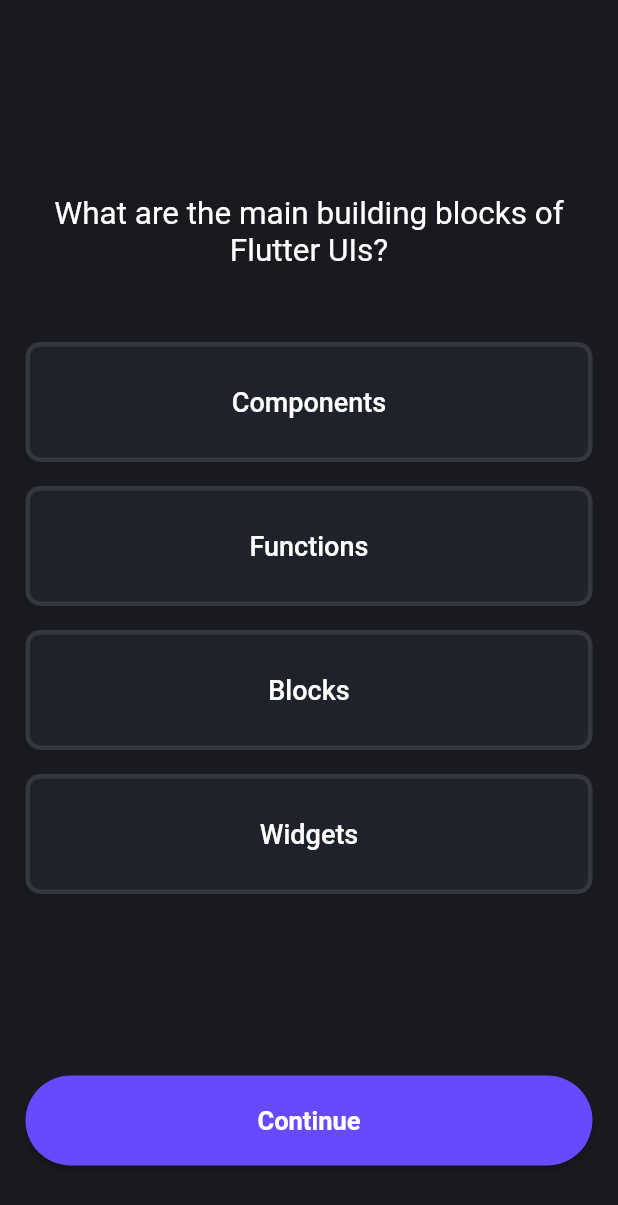
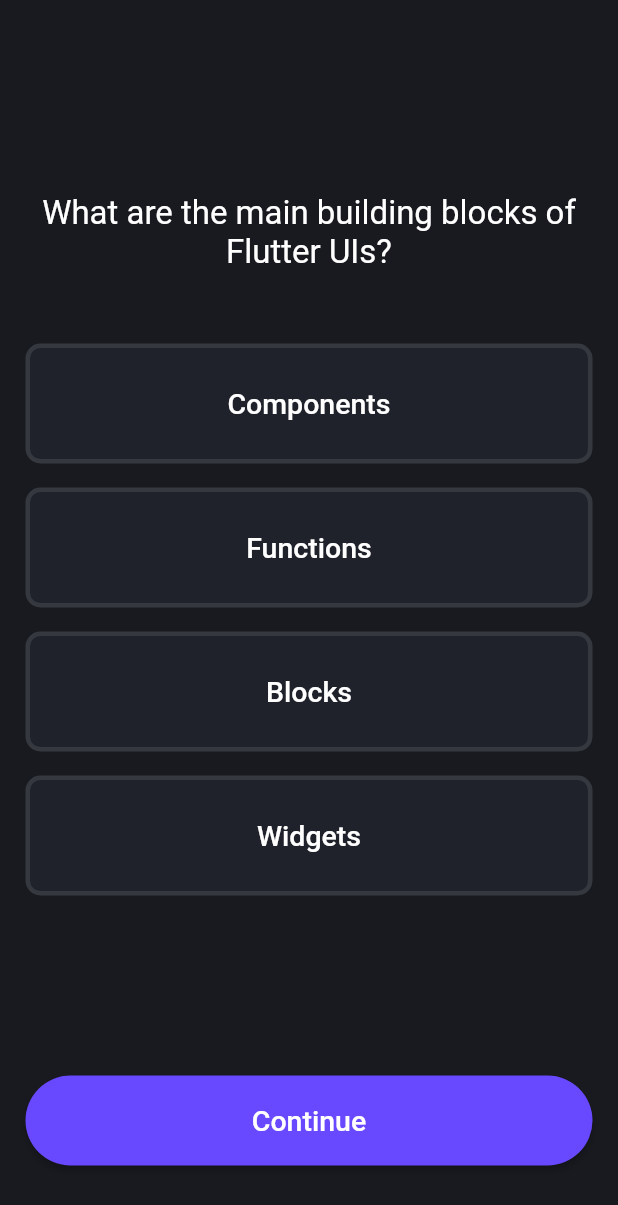
Before and after one commit to nabilmersni/Quiz_Flutter_App, a Flutter app: the screen it shows after launch, after a tap on "GET STARTED", on a phone screen of 412 x 824 dp. Shown: the top 1205 px of the screen. Run offline on Flutter 3.47's test engine with Material 2 defaults, Android fonts, the phone set to English and light mode, and no system bars; our stand-ins replace google_fonts, lottie.

Commit message:
completing the result screen and logic

```diff
--- a/lib/answer_item.dart
+++ b/lib/answer_item.dart
@@ -1,4 +1,5 @@
 import 'package:flutter/material.dart';
+import 'package:google_fonts/google_fonts.dart';
 
 class AnswerItem extends StatefulWidget {
   const AnswerItem({
@@ -25,10 +26,12 @@ class _AnswerItemState extends State<AnswerItem> {
       child: ListTile(
         title: Text(
           widget.answerText,
-          style: const TextStyle(
-            color: Colors.white,
-            fontSize: 18,
-            fontWeight: FontWeight.w500,
+          style: GoogleFonts.tiltNeon(
+            textStyle: const TextStyle(
+              color: Colors.white,
+              fontSize: 19,
+              fontWeight: FontWeight.w500,
+            ),
           ),
           textAlign: TextAlign.center,
         ),
--- a/lib/home_page.dart
+++ b/lib/home_page.dart
@@ -1,5 +1,6 @@
 import 'package:flutter/material.dart';
 import 'package:lottie/lottie.dart';
+import 'package:google_fonts/google_fonts.dart';
 
 class HomePage extends StatelessWidget {
   const HomePage(this.switchScreen, {super.key});
@@ -22,11 +23,13 @@ class HomePage extends StatelessWidget {
                 width: 300,
                 height: 300,
               ),
-              const Text(
+              Text(
                 'Learn flutter whenever and wherever you want. It\'s free and forever',
-                style: TextStyle(
-                  color: Colors.white,
-                  fontSize: 17,
+                style: GoogleFonts.tiltNeon(
+                  textStyle: const TextStyle(
+                    color: Colors.white,
+                    fontSize: 19,
+                  ),
                 ),
                 textAlign: TextAlign.center,
               ),
@@ -44,7 +47,15 @@ class HomePage extends StatelessWidget {
                 // padding: const EdgeInsets.fromLTRB(20, 25, 20, 25),
                 minimumSize: const Size.fromHeight(50)),
             icon: const Icon(Icons.arrow_right_alt),
-            label: const Text('GET STARTED'),
+            label: Text(
+              'GET STARTED',
+              style: GoogleFonts.tiltNeon(
+                textStyle: const TextStyle(
+                  color: Colors.white,
+                  fontSize: 19,
+                ),
+              ),
+            ),
           )
         ],
       ),
--- a/lib/questions_screen.dart
+++ b/lib/questions_screen.dart
@@ -1,9 +1,11 @@
 import 'package:flutter/material.dart';
+import 'package:google_fonts/google_fonts.dart';
 import 'package:quiz_app/answer_item.dart';
 import 'package:quiz_app/data/questions.dart';
 
 class QuestionsScreen extends StatefulWidget {
-  const QuestionsScreen({super.key});
+  const QuestionsScreen(this.chooseAnswer, {super.key});
+  final void Function(String answerSelected) chooseAnswer;
   @override
   State<StatefulWidget> createState() {
     return _QuestionsScreenState();
@@ -15,6 +17,7 @@ class _QuestionsScreenState extends State<QuestionsScreen> {
   List<bool> answerSelections = [];
   String currentAnswer = "";
   List<String> shufledList = [];
+  bool isSelected = false;
 
   @override
   void initState() {
@@ -27,26 +30,26 @@ class _QuestionsScreenState extends State<QuestionsScreen> {
 
   void onAnswerTap(int index, String answer) {
     setState(() {
+      isSelected = true;
       answerSelections = List<bool>.filled(
           questions[currentQuestionIndex].answers.length, false);
-      if (currentQuestionIndex <
-          questions[currentQuestionIndex].answers.length) {
-        currentQuestionIndex++;
-        shufledList = questions[currentQuestionIndex].getShuffledAnswer();
-      }
+      answerSelections[index] = !answerSelections[index];
+      currentAnswer = answer;
     });
   }
 
   void onContinueClicked() {
+    if (isSelected) {
+      widget.chooseAnswer(currentAnswer);
       setState(() {
         answerSelections = List<bool>.filled(
             questions[currentQuestionIndex].answers.length, false);
-      if (currentQuestionIndex <
-          questions[currentQuestionIndex].answers.length) {
+
         currentQuestionIndex++;
         shufledList = questions[currentQuestionIndex].getShuffledAnswer();
+      });
     }
-    });
+    isSelected = false;
   }
 
   @override
@@ -63,9 +66,11 @@ class _QuestionsScreenState extends State<QuestionsScreen> {
           ),
           Text(
             questions[currentQuestionIndex].text,
-            style: const TextStyle(
+            style: GoogleFonts.tiltNeon(
+              textStyle: const TextStyle(
                 color: Colors.white,
-              fontSize: 21,
+                fontSize: 22,
+              ),
             ),
             textAlign: TextAlign.center,
           ),
@@ -99,10 +104,14 @@ class _QuestionsScreenState extends State<QuestionsScreen> {
                 ),
                 // padding: const EdgeInsets.fromLTRB(20, 25, 20, 25),
                 minimumSize: const Size.fromHeight(60)),
-            child: const Text(
-              'Continue',
-              style: TextStyle(fontSize: 17, fontWeight: FontWeight.w600),
+            child: Text('Continue',
+                style: GoogleFonts.tiltNeon(
+                  textStyle: const TextStyle(
+                    color: Colors.white,
+                    fontSize: 19,
+                    fontWeight: FontWeight.w500,
                   ),
+                )),
           ),
           const SizedBox(
             height: 30,
--- a/lib/quiz.dart
+++ b/lib/quiz.dart
@@ -1,6 +1,8 @@
 import 'package:flutter/material.dart';
+import 'package:quiz_app/data/questions.dart';
 import 'package:quiz_app/home_page.dart';
 import 'package:quiz_app/questions_screen.dart';
+import 'package:quiz_app/results_screen.dart';
 import 'package:quiz_app/splash_screen.dart';
 
 class Quiz extends StatefulWidget {
@@ -13,10 +15,12 @@ class Quiz extends StatefulWidget {
 
 class _QuizState extends State<Quiz> {
   Widget? activeScreen;
+  List<String> selectedAnswers = [];
 
   @override
   void initState() {
     activeScreen = SplashScreen(switchScreen);
+    // activeScreen = ResultsScreen(selectedAnswers);
     super.initState();
   }
 
@@ -25,9 +29,19 @@ class _QuizState extends State<Quiz> {
       if (screen == "home") {
         activeScreen = HomePage(switchScreen);
       } else if (screen == "questionScreen") {
-        activeScreen = const QuestionsScreen();
+        selectedAnswers = [];
+        activeScreen = QuestionsScreen(chooseAnswer);
       }
     });
+  }
+
+  void chooseAnswer(String answerSelected) {
+    selectedAnswers.add(answerSelected);
+    if (selectedAnswers.length == questions.length) {
+      setState(() {
+        activeScreen = ResultsScreen(selectedAnswers, switchScreen);
+      });
+    }
   }
 
   @override
--- a/pubspec.yaml
+++ b/pubspec.yaml
@@ -35,6 +35,7 @@ dependencies:
   # Use with the CupertinoIcons class for iOS style icons.
   cupertino_icons: ^1.0.2
   lottie: ^2.4.0
+  google_fonts: ^5.0.0
 
 dev_dependencies:
   flutter_test:
```
Also changed, not shown: assets/lotties/congrats.json (added, +1 -0 lines), lib/results_screen.dart (added, +130 -0 lines), lib/results_summary.dart (added, +88 -0 lines), pubspec.lock, 1 other file. Lines whose indentation alone changed are shown as unchanged.
